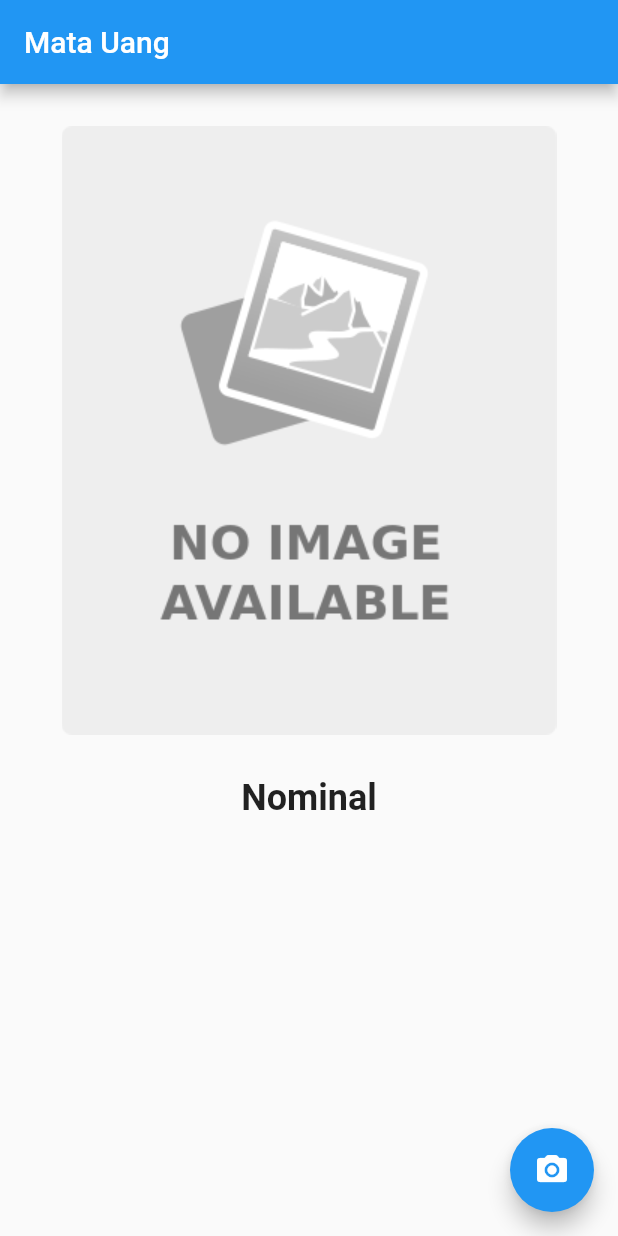
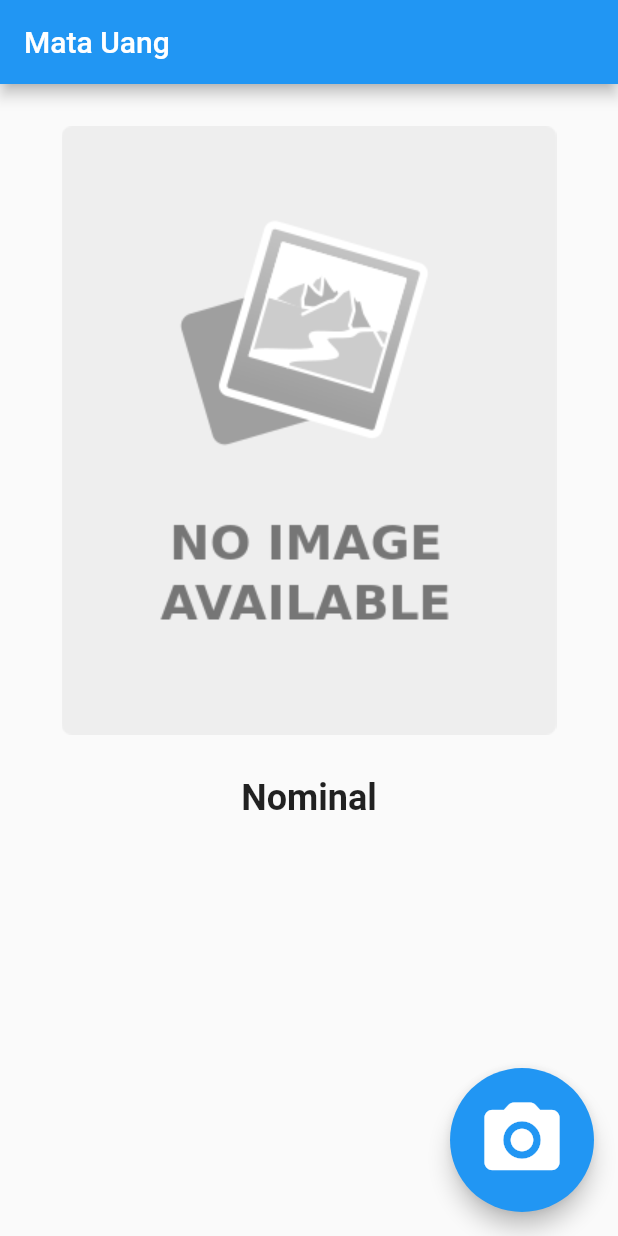
Before and after one commit to unvalid310/mata_uang, a Flutter app: the screen it shows after launch, on a phone screen of 412 x 824 dp. Run offline on Flutter 3.47's test engine with Material 2 defaults, Android fonts, the phone set to English and light mode, and no system bars; our stand-ins replace flutter_tts, permission_handler; missing offline and left inert: edge_detection, tflite_flutter, tflite_flutter_helper.

Commit message:
update button

```diff
--- a/lib/home_page_screen.dart
+++ b/lib/home_page_screen.dart
@@ -175,9 +175,12 @@ class _MyHomePageState extends State<HomePageScreen> {
           ),
         ),
       ),
-      floatingActionButton: FloatingActionButton(
+      floatingActionButton: FloatingActionButton.large(
         onPressed: getImageFromCamera, //
-        child: const Icon(Icons.camera_alt_rounded),
+        child: const Icon(
+          Icons.camera_alt_rounded,
+          size: 60,
+        ),
       ), // This trailing comma makes auto-formatting nicer for build methods.
     );
   }
```
